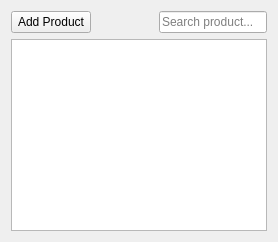
The window that app/views/ui/inventory_view.ui (Pezhm4n/hypermarket_management_system) describes before a commit, drawn with Qt 5.
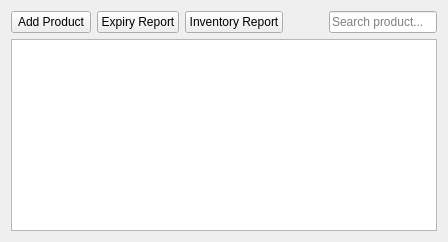
The same window after the commit.

Commit message: Add inventory reporting features (current stock report + expiry alert report)

Diff of the .ui file:
```diff
--- a/app/views/ui/inventory_view.ui
+++ b/app/views/ui/inventory_view.ui
@@ -15,6 +15,28 @@
        </property>
       </widget>
      </item>
+     <!-- ✅ دکمه گزارش انقضا -->
+     <item>
+      <widget class="QPushButton" name="btnExpiryReport">
+       <property name="text">
+        <string>Expiry Report</string>
+       </property>
+       <property name="toolTip">
+        <string>View products near expiry</string>
+       </property>
+      </widget>
+     </item>
+     <!-- ✅ دکمه گزارش موجودی -->
+     <item>
+      <widget class="QPushButton" name="btnInventoryReport">
+       <property name="text">
+        <string>Inventory Report</string>
+       </property>
+       <property name="toolTip">
+        <string>View complete inventory summary</string>
+       </property>
+      </widget>
+     </item>
      <item>
       <spacer name="horizontalSpacer_top">
        <property name="orientation">
```
The commit also changes 2 other files.
